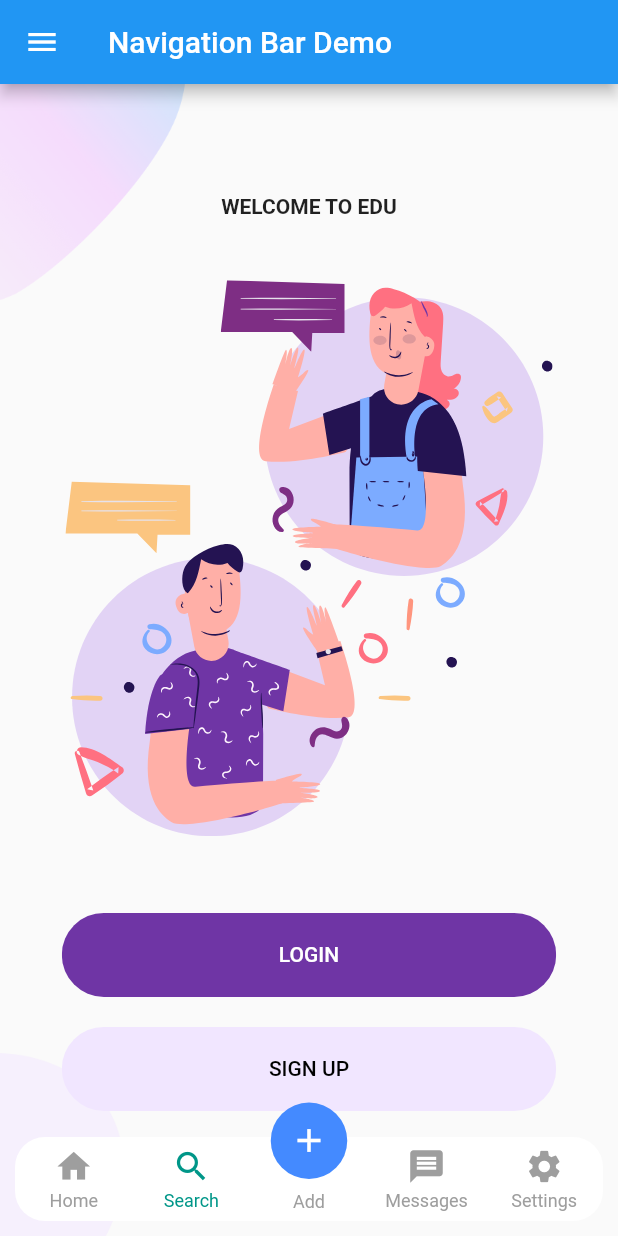
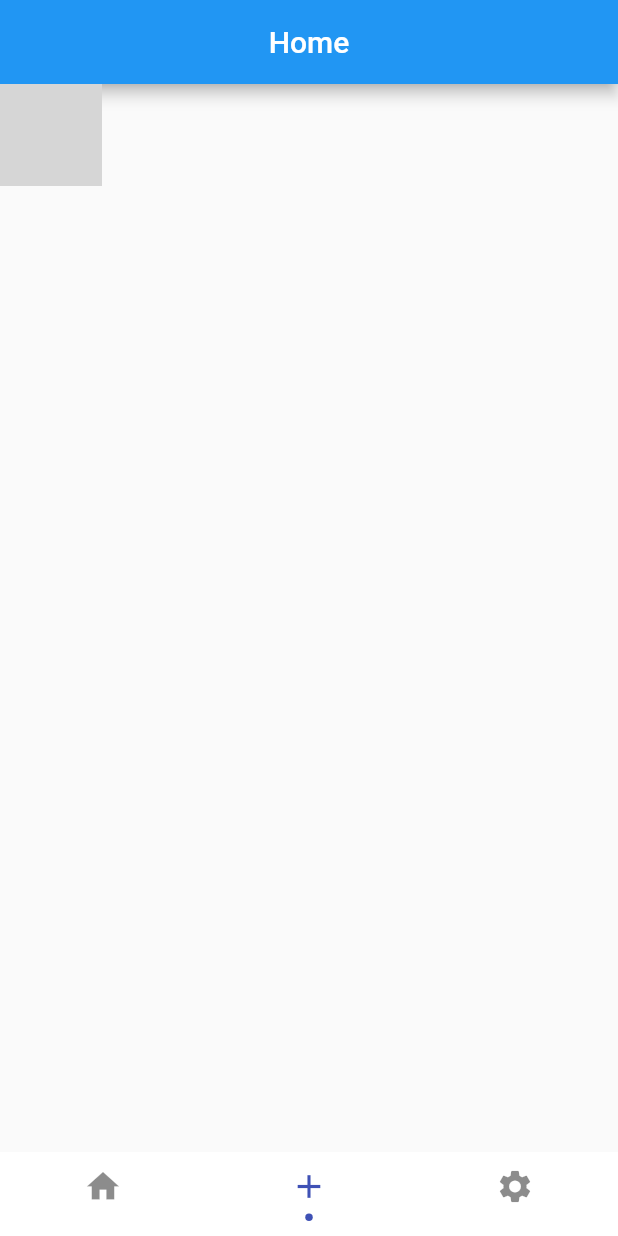
Before and after one commit to ntminh2712/daily_meme, a Flutter app: the MainMenu screen opened directly, item 2 of the bottom bar chosen, on a phone screen of 412 x 824 dp. Run offline on Flutter 3.47's test engine with Material 2 defaults, Android fonts, the phone set to English and light mode, and no system bars; drawn by our look-alikes of persistent_bottom_nav_bar; our stand-ins replace extended_image, flutter_svg, like_button; missing offline and left inert: http_client_helper, loading_more_list, loading_more_list_library, pull_to_refresh_notification; network calls fail; Roboto replaces fonts that are missing (Avenir); grey boxes are pictures that could not be loaded.

```diff
--- /dev/null
+++ b/lib/Screens/Article/article_screen.dart
@@ -0,0 +1,39 @@
+import 'package:flutter/material.dart';
+
+class ArticleScreen extends StatelessWidget {
+
+  @override
+  Widget build(BuildContext context) {
+    return Scaffold(
+      body: Container(
+        child: Stack(
+          children: [
+            /// image content of "outline"
+            Image.network(
+              "bridged://url-reservation/image-hosting/1:1060",
+              width: 68,
+              height: 68,
+              fit: BoxFit.cover,
+            ),
+            SizedBox(
+              height: 6,
+            ),
+            Text(
+              "Jasmine",
+              style: TextStyle(
+                color: Color(
+                  0xff2d4379,
+                ),
+                fontSize: 12,
+                fontWeight: FontWeight.w400,
+                fontFamily: "Avenir",
+              ),
+              textAlign: TextAlign.center,
+            ),
+          ],
+        ),
+        width: MediaQuery.of(context).size.width,
+      )
+    );
+  }
+}
--- a/lib/Screens/Home/home_screen.dart
+++ b/lib/Screens/Home/home_screen.dart
@@ -1,10 +1,12 @@
-import 'package:daily_meme/common/data/tu_chong_repository.dart';
+
 import 'package:daily_meme/common/data/tu_chong_source.dart';
 import 'package:daily_meme/common/widget/item_builder.dart';
 import 'package:daily_meme/common/widget/push_to_refresh_header.dart';
 import 'package:flutter/material.dart';
 import 'package:loading_more_list/loading_more_list.dart';
 import 'package:pull_to_refresh_notification/pull_to_refresh_notification.dart';
+
+import '../../common/data/tu_chong_repository.dart';
 
 
 class HomeList extends StatefulWidget {
--- a/lib/Screens/MainNavi/main_navi.dart
+++ b/lib/Screens/MainNavi/main_navi.dart
@@ -1,59 +1,18 @@
+import 'package:daily_meme/Screens/Article/article_screen.dart';
 import 'package:daily_meme/Screens/Home/home_screen.dart';
+import 'package:daily_meme/Screens/Profile/ProfileScreen.dart';
 import 'package:daily_meme/Screens/WelCome/welcome_screen.dart';
 import 'package:flutter/cupertino.dart';
 import 'package:flutter/material.dart';
+import 'package:flutter/services.dart';
 import 'package:persistent_bottom_nav_bar/persistent-tab-view.dart';
+
+import '../../constants.dart';
+import '../../constants.dart';
+import '../Home/home_screen.dart';
 
 
 BuildContext testContext;
-//
-// class MainMenu extends StatefulWidget {
-//   MainMenu({Key key}) : super(key: key);
-//
-//   @override
-//   _MainMenuState createState() => _MainMenuState();
-// }
-//
-// class _MainMenuState extends State<MainMenu> {
-//   @override
-//   Widget build(BuildContext context) {
-//     return Scaffold(
-//       appBar: AppBar(
-//         title: Text("Sample Project"),
-//       ),
-//       body: Column(
-//         mainAxisAlignment: MainAxisAlignment.center,
-//         children: <Widget>[
-//           Center(
-//             child: RaisedButton(
-//               child: Text("Custom widget example"),
-//               onPressed: () => pushNewScreen(
-//                 context,
-//                 screen: MainMenu(
-//                   menuScreenContext: context,
-//                 ),
-//               ),
-//             ),
-//           ),
-//           SizedBox(height: 20.0),
-//           Center(
-//             child: RaisedButton(
-//               child: Text("Built-in styles example"),
-//               onPressed: () => pushNewScreen(
-//                 context,
-//                 screen: MainMenu(
-//                   menuScreenContext: context,
-//                 ),
-//               ),
-//             ),
-//           ),
-//         ],
-//       ),
-//     );
-//   }
-// }
-
-// ----------------------------------------- Provided Style ----------------------------------------- //
 
 class MainMenu extends StatefulWidget {
   final BuildContext menuScreenContext;
@@ -66,6 +25,7 @@ class MainMenu extends StatefulWidget {
 class _MainMenuState extends State<MainMenu> {
   PersistentTabController _controller;
   bool _hideNavBar;
+  String title = "Home";
 
   @override
   void initState() {
@@ -76,86 +36,48 @@ class _MainMenuState extends State<MainMenu> {
 
   List<Widget> _buildScreens() {
     return [
-      HomeList(
+      HomeList(),
+      ArticleScreen(),
+      ProfileScreen(
         // menuScreenContext: widget.menuScreenContext,
         // hideStatus: _hideNavBar,
         // onScreenHideButtonPressed: () {
         //   setState(() {
-        //     _hideNavBar = !_hideNavBar;
+        //     title = "Settings";
         //   });
         // },
-      ),
-      WelcomeScreen(
-        // menuScreenContext: widget.menuScreenContext,
-        // hideStatus: _hideNavBar,
-        // onScreenHideButtonPressed: () {
-        //   setState(() {
-        //     _hideNavBar = !_hideNavBar;
-        //   });
-        // },
-      ),
-      WelcomeScreen(
-        // menuScreenContext: widget.menuScreenContext,
-        // hideStatus: _hideNavBar,
-        // onScreenHideButtonPressed: () {
-        //   setState(() {
-        //     _hideNavBar = !_hideNavBar;
-        //   });
-        // },
-      ),
-      HomeList(
-        // menuScreenContext: widget.menuScreenContext,
-        // hideStatus: _hideNavBar,
-        // onScreenHideButtonPressed: () {
-        //   setState(() {
-        //     _hideNavBar = !_hideNavBar;
-        //   });
-        // },
-      ),
-      WelcomeScreen(
-        // menuScreenContext: widget.menuScreenContext,
-        // hideStatus: _hideNavBar,
-        // onScreenHideButtonPressed: () {
-        //   setState(() {
-        //     _hideNavBar = !_hideNavBar;
-        //   });
-        // },
-      ),
+      )
     ];
   }
 
   List<PersistentBottomNavBarItem> _navBarsItems() {
     return [
       PersistentBottomNavBarItem(
+        textStyle: TextStyle(
+          fontSize: 13,
+        ),
         icon: Icon(Icons.home),
         title: "Home",
-        activeColor: Colors.blue,
-        inactiveColor: Colors.grey,
+        activeColor: Colors.indigo,
+        inactiveColor: Colors.black45,
       ),
       PersistentBottomNavBarItem(
-        icon: Icon(Icons.search),
-        title: ("Search"),
-        activeColor: Colors.teal,
-        inactiveColor: Colors.grey,
+        textStyle: TextStyle(
+          fontSize: 13,
+        ),
+        icon: Icon(Icons.add),
+        title: ("Article"),
+        activeColor: Colors.indigo,
+        inactiveColor: Colors.black45,
       ),
       PersistentBottomNavBarItem(
-        icon: Icon(Icons.add),
-        title: ("Add"),
-        activeColor: Colors.blueAccent,
-        inactiveColor: Colors.grey,
-        activeColorAlternate: Colors.white,
-      ),
-      PersistentBottomNavBarItem(
-        icon: Icon(Icons.message),
-        title: ("Messages"),
-        activeColor: Colors.deepOrange,
-        inactiveColor: Colors.grey,
-      ),
-      PersistentBottomNavBarItem(
+        textStyle: TextStyle(
+          fontSize: 13,
+        ),
         icon: Icon(Icons.settings),
         title: ("Settings"),
         activeColor: Colors.indigo,
-        inactiveColor: Colors.grey,
+        inactiveColor: Colors.black45,
       ),
     ];
   }
@@ -163,16 +85,10 @@ class _MainMenuState extends State<MainMenu> {
   @override
   Widget build(BuildContext context) {
     return Scaffold(
-      appBar: AppBar(title: const Text('Navigation Bar Demo')),
-      drawer: Drawer(
-        child: Center(
-          child: Column(
-            mainAxisAlignment: MainAxisAlignment.center,
-            children: <Widget>[
-              const Text('This is the Drawer'),
-            ],
-          ),
-        ),
+      appBar: AppBar(
+          title: Text(title == null ? "" : title),
+           centerTitle: true,
+           automaticallyImplyLeading: false,
       ),
       body: PersistentTabView(
         context,
@@ -188,14 +104,14 @@ class _MainMenuState extends State<MainMenu> {
             ? 0.0
             : kBottomNavigationBarHeight,
         hideNavigationBarWhenKeyboardShows: true,
-        margin: EdgeInsets.all(10.0),
         popActionScreens: PopActionScreensType.once,
         bottomScreenMargin: 0.0,
         routeAndNavigatorSettings: RouteAndNavigatorSettings(
           initialRoute: '/',
           routes: {
-            '/first': (context) => HomeList(),
-            '/second': (context) => WelcomeScreen(),
+            '/home': (context) => HomeList(),
+            '/article': (context) => ArticleScreen(),
+            '/profile': (context) => ProfileScreen(),
           },
         ),
         onWillPop: () async {
@@ -218,11 +134,14 @@ class _MainMenuState extends State<MainMenu> {
         },
         selectedTabScreenContext: (context) {
           testContext = context;
-        },
+          setState(() {
+            title = context.hashCode.toString();
+          });
+   },
         hideNavigationBar: _hideNavBar,
         decoration: NavBarDecoration(
             colorBehindNavBar: Colors.indigo,
-            borderRadius: BorderRadius.circular(20.0)),
+            borderRadius: BorderRadius.circular(0.0)),
         popAllScreensOnTapOfSelectedTab: true,
         itemAnimationProperties: ItemAnimationProperties(
           duration: Duration(milliseconds: 400),
@@ -233,95 +152,8 @@ class _MainMenuState extends State<MainMenu> {
           curve: Curves.ease,
           duration: Duration(milliseconds: 200),
         ),
-        navBarStyle:
-        NavBarStyle.style15, // Choose the nav bar style with this property
+        navBarStyle:  NavBarStyle.style12, // Choose the nav bar style with this property
       ),
     );
   }
 }
-
-// ----------------------------------------- Custom Style ----------------------------------------- //
-
-class CustomNavBarWidget extends StatelessWidget {
-  final int selectedIndex;
-  final List<PersistentBottomNavBarItem> items;
-  final ValueChanged<int> onItemSelected;
-
-  CustomNavBarWidget({
-    Key key,
-    this.selectedIndex,
-    @required this.items,
-    this.onItemSelected,
-  });
-
-  Widget _buildItem(PersistentBottomNavBarItem item, bool isSelected) {
-    return Container(
-      alignment: Alignment.center,
-      height: kBottomNavigationBarHeight,
-      child: Column(
-        mainAxisAlignment: MainAxisAlignment.center,
-        crossAxisAlignment: CrossAxisAlignment.center,
-        mainAxisSize: MainAxisSize.min,
-        children: <Widget>[
-          Flexible(
-            child: IconTheme(
-              data: IconThemeData(
-                  size: 26.0,
-                  color: isSelected
-                      ? (item.activeColorAlternate == null
-                      ? item.activeColor
-                      : item.activeColorAlternate)
-                      : item.inactiveColor == null
-                      ? item.activeColor
-                      : item.inactiveColor),
-              child: item.icon,
-            ),
-          ),
-          Padding(
-            padding: const EdgeInsets.only(top: 5.0),
-            child: Material(
-              type: MaterialType.transparency,
-              child: FittedBox(
-                  child: Text(
-                    item.title,
-                    style: TextStyle(
-                        color: isSelected
-                            ? (item.activeColorAlternate == null
-                            ? item.activeColor
-                            : item.activeColorAlternate)
-                            : item.inactiveColor,
-                        fontWeight: FontWeight.w400,
-                        fontSize: 12.0),
-                  )),
-            ),
-          )
-        ],
-      ),
-    );
-  }
-
-  @override
-  Widget build(BuildContext context) {
-    return Container(
-      color: Colors.white,
-      child: Container(
-        width: double.infinity,
-        height: kBottomNavigationBarHeight,
-        child: Row(
-          mainAxisAlignment: MainAxisAlignment.spaceAround,
-          children: items.map((item) {
-            int index = items.indexOf(item);
-            return Flexible(
-              child: GestureDetector(
-                onTap: () {
-                  this.onItemSelected(index);
-                },
-                child: _buildItem(item, selectedIndex == index),
-              ),
-            );
-          }).toList(),
-        ),
-      ),
-    );
-  }
-}
--- a/lib/common/data/tu_chong_repository.dart
+++ b/lib/common/data/tu_chong_repository.dart
@@ -1,6 +1,5 @@
 import 'dart:async';
 import 'dart:convert';
-
 import 'package:flutter/foundation.dart';
 import 'package:http/http.dart';
 import 'package:http_client_helper/http_client_helper.dart';
--- a/lib/constants.dart
+++ b/lib/constants.dart
@@ -1,6 +1,4 @@
 import 'package:flutter/material.dart';
-
-
 
 const kPrimaryColor = Color(0xFF6F35A5);
 const kPrimaryLightColor = Color(0xFFF1E6FF);
```
Also changed, not shown: lib/Screens/Profile/ProfileScreen.dart (added, +131 -0 lines), lib/common/widget/item_builder.dart (+10 -9 lines), pubspec.lock, 1 other file.
